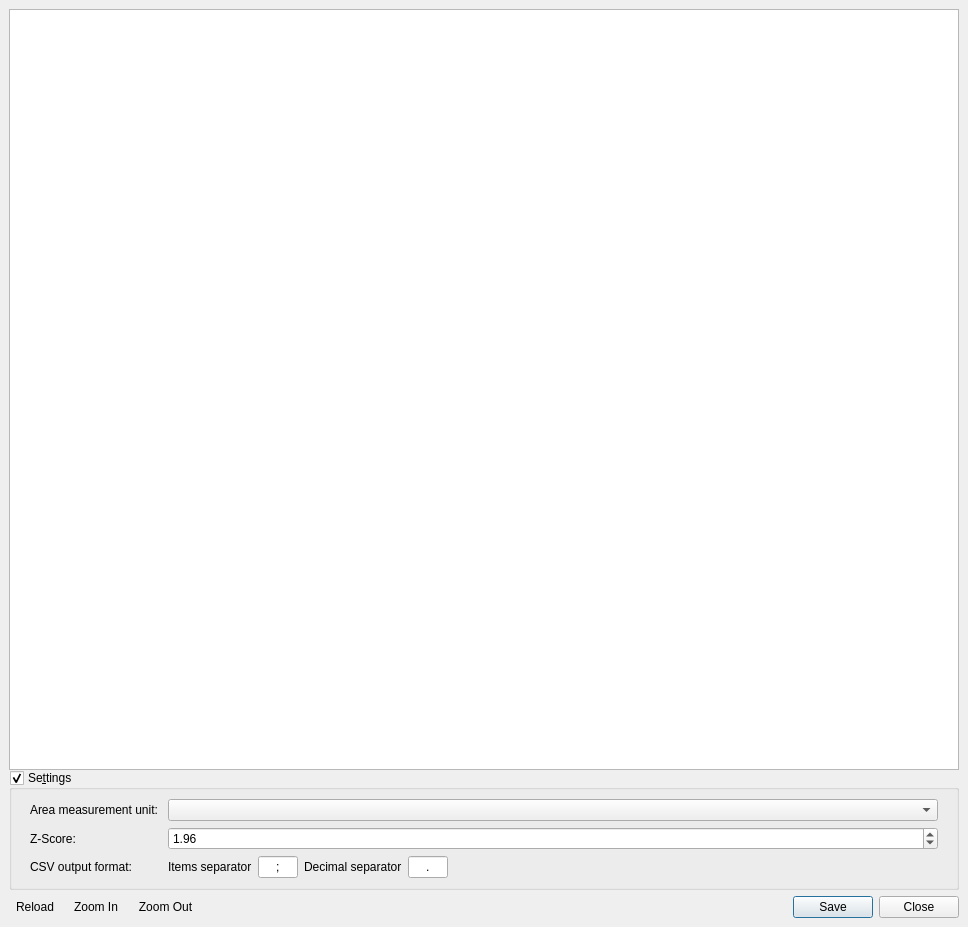
Old version of the form ui/accuracy_assessment_window.ui in the repository SMByC/AcATaMa.
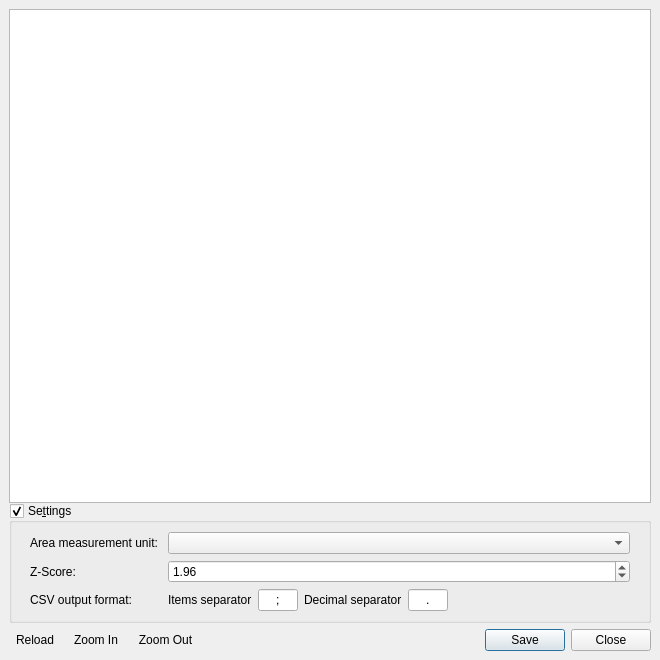
New version of the form. Icons and pictures are not drawn. Custom widgets are drawn as their Qt base class.

Commit message: Improving band box drop list and nodata UI size

Diff of the .ui file:
```diff
--- a/ui/accuracy_assessment_window.ui
+++ b/ui/accuracy_assessment_window.ui
@@ -6,8 +6,8 @@
    <rect>
     <x>0</x>
     <y>0</y>
-    <width>968</width>
-    <height>927</height>
+    <width>660</width>
+    <height>660</height>
    </rect>
   </property>
   <property name="windowTitle">
```
The commit also changes 3 other files.
